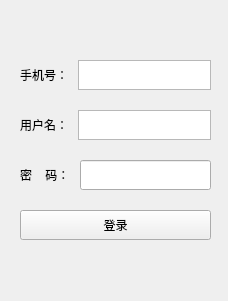
Above: ui/login.ui from zhangdalin/MeetEx before the change. Below: the same form after it.
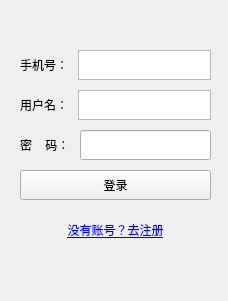
That is the form after the change.

```diff
--- a/ui/login.ui
+++ b/ui/login.ui
@@ -111,6 +111,16 @@
       </property>
      </widget>
     </item>
+    <item>
+     <widget class="QLabel" name="registerLinkLabel">
+      <property name="text">
+       <string>&lt;a href=&quot;#register&quot;&gt;没有账号？去注册&lt;/a&gt;</string>
+      </property>
+      <property name="alignment">
+       <set>Qt::AlignCenter</set>
+      </property>
+     </widget>
+    </item>
    </layout>
   </widget>
  </widget>
```
Left out of the diff: 7 changed lines with no effect on the pictures.
